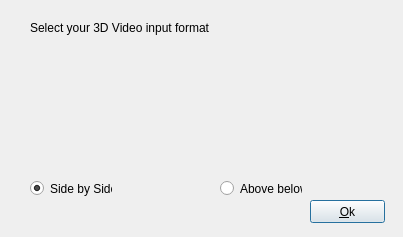
First picture: the form in src/stereovinputdialog.ui, repository rupeshs/ExMplayer, before the edit.
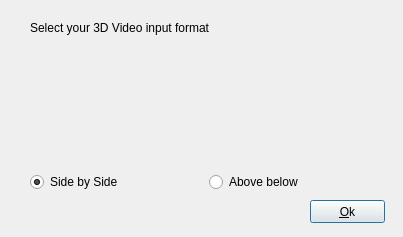
Second picture: the form after the edit. Icons and pictures are not drawn.

```diff
--- a/src/stereovinputdialog.ui
+++ b/src/stereovinputdialog.ui
@@ -64,35 +64,6 @@
     <bool>true</bool>
    </property>
   </widget>
-  <widget class="QRadioButton" name="radioButtonSbs">
-   <property name="geometry">
-    <rect>
-     <x>30</x>
-     <y>180</y>
-     <width>82</width>
-     <height>17</height>
-    </rect>
-   </property>
-   <property name="text">
-    <string>Side by Side</string>
-   </property>
-   <property name="checked">
-    <bool>true</bool>
-   </property>
-  </widget>
-  <widget class="QRadioButton" name="radioButtonAbl">
-   <property name="geometry">
-    <rect>
-     <x>220</x>
-     <y>180</y>
-     <width>82</width>
-     <height>17</height>
-    </rect>
-   </property>
-   <property name="text">
-    <string>Above below</string>
-   </property>
-  </widget>
   <widget class="QLabel" name="label_3">
    <property name="geometry">
     <rect>
@@ -119,6 +90,35 @@
     <string>&amp;Ok</string>
    </property>
   </widget>
+  <widget class="QWidget" name="">
+   <property name="geometry">
+    <rect>
+     <x>30</x>
+     <y>170</y>
+     <width>351</width>
+     <height>24</height>
+    </rect>
+   </property>
+   <layout class="QHBoxLayout" name="horizontalLayout">
+    <item>
+     <widget class="QRadioButton" name="radioButtonSbs">
+      <property name="text">
+       <string>Side by Side</string>
+      </property>
+      <property name="checked">
+       <bool>true</bool>
+      </property>
+     </widget>
+    </item>
+    <item>
+     <widget class="QRadioButton" name="radioButtonAbl">
+      <property name="text">
+       <string>Above below</string>
+      </property>
+     </widget>
+    </item>
+   </layout>
+  </widget>
  </widget>
  <resources>
   <include location="ExMplayer.qrc"/>
```
